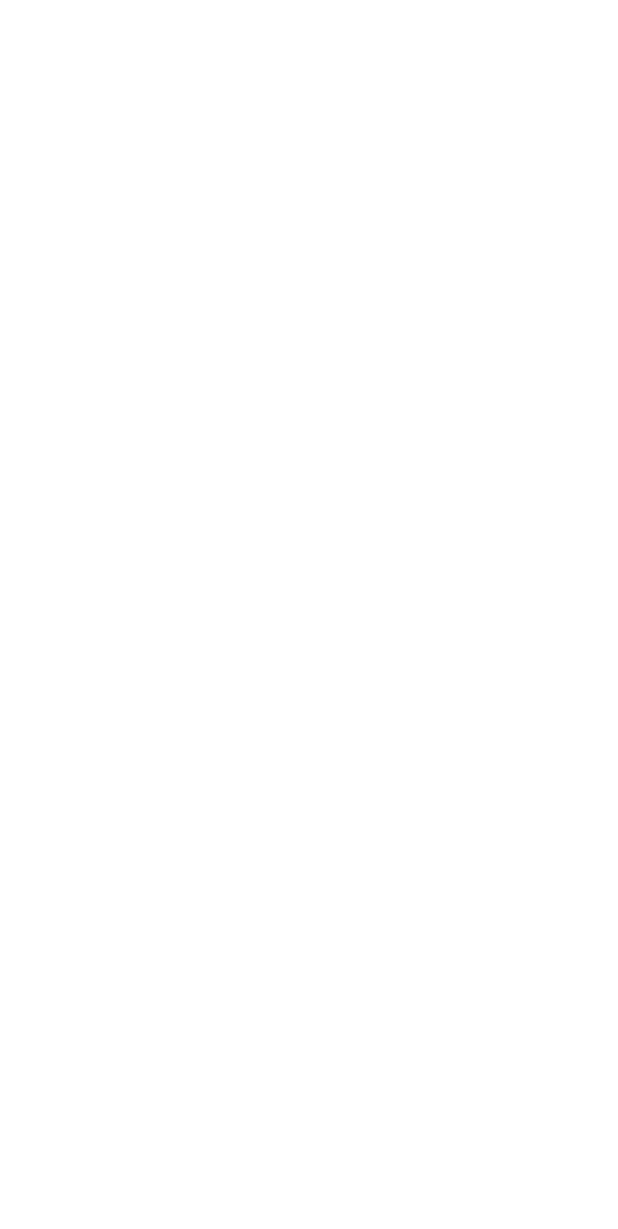
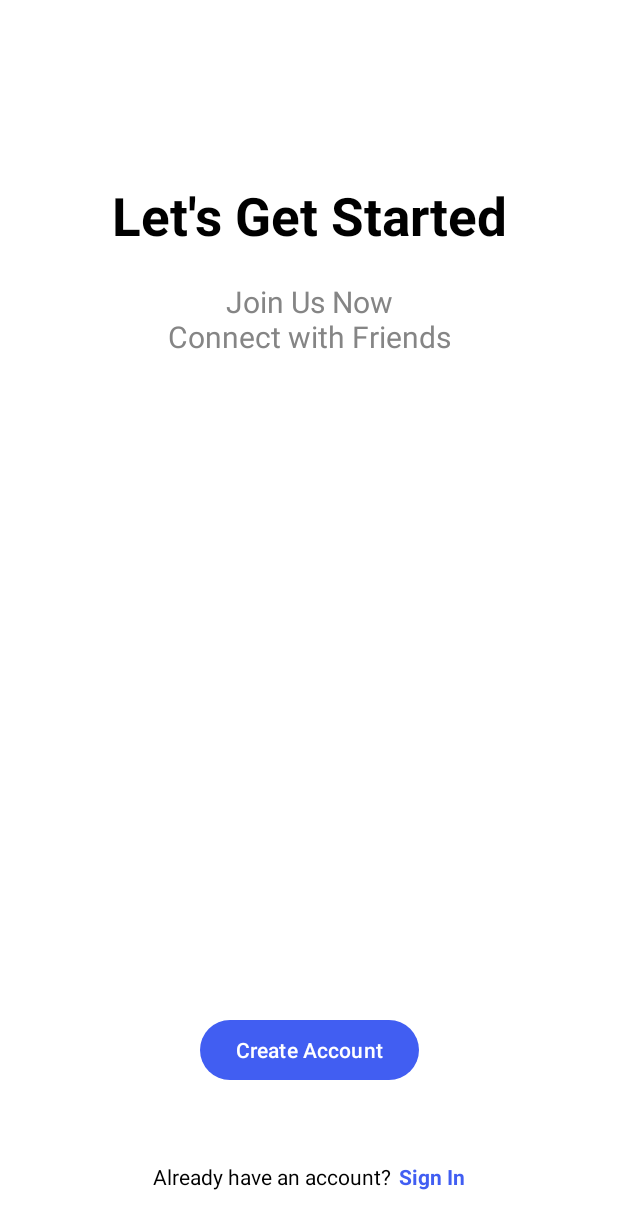
Before and after one commit to rllakhan/Vibzz, an Android app: the GetStartedActivity screen opened directly, with no data from a screen before it, on a phone screen of 412 x 824 dp. Before the commit the part shown is empty. Shown: the top 1229 px of the screen. Run offline under Robolectric (Android 15) with nearby library versions, the phone set to English and light mode, and no system bars.

Commit message:
add getstarted screen

```diff
--- a/app/src/main/AndroidManifest.xml
+++ b/app/src/main/AndroidManifest.xml
@@ -12,6 +12,12 @@
         android:supportsRtl="true"
         android:theme="@style/Theme.Vibzz"
         tools:targetApi="31">
+        <activity
+            android:name=".SignUpActivity"
+            android:exported="false" />
+        <activity
+            android:name=".SignInActivity"
+            android:exported="false" />
         <activity
             android:name=".GetStartedActivity"
             android:exported="false" />
--- a/app/src/main/java/com/example/vibzz/GetStartedActivity.kt
+++ b/app/src/main/java/com/example/vibzz/GetStartedActivity.kt
@@ -1,12 +1,18 @@
 package com.example.vibzz
 
+import android.content.Intent
 import android.os.Bundle
+import android.widget.Button
+import android.widget.TextView
 import androidx.activity.enableEdgeToEdge
 import androidx.appcompat.app.AppCompatActivity
 import androidx.core.view.ViewCompat
 import androidx.core.view.WindowInsetsCompat
 
 class GetStartedActivity : AppCompatActivity() {
+    private lateinit var btnCreateAccount: Button
+    private lateinit var tvSignIn: TextView
+
     override fun onCreate(savedInstanceState: Bundle?) {
         super.onCreate(savedInstanceState)
         enableEdgeToEdge()
@@ -16,5 +22,20 @@ class GetStartedActivity : AppCompatActivity() {
             v.setPadding(systemBars.left, systemBars.top, systemBars.right, systemBars.bottom)
             insets
         }
+
+        btnCreateAccount = findViewById(R.id.btnCreateAccount)
+        tvSignIn = findViewById(R.id.tvSignIn)
+
+        btnCreateAccount.setOnClickListener {
+            val intent = Intent(this@GetStartedActivity, SignUpActivity::class.java)
+            startActivity(intent)
+            finish()
+        }
+
+        tvSignIn.setOnClickListener {
+            val intent = Intent(this@GetStartedActivity, SignInActivity::class.java)
+            startActivity(intent)
+            finish()
+        }
     }
 }
--- a/app/src/main/res/layout/activity_get_started.xml
+++ b/app/src/main/res/layout/activity_get_started.xml
@@ -7,4 +7,68 @@
     android:layout_height="match_parent"
     tools:context=".GetStartedActivity">
 
+    <TextView
+        android:id="@+id/tvGetStartedText"
+        android:layout_width="wrap_content"
+        android:layout_height="wrap_content"
+        android:text="@string/let_s_get_started"
+        android:textSize="35sp"
+        android:textColor="?attr/colorSecondary"
+        android:textStyle="bold"
+        android:layout_marginTop="120dp"
+        app:layout_constraintEnd_toEndOf="parent"
+        app:layout_constraintStart_toStartOf="parent"
+        app:layout_constraintTop_toTopOf="parent" />
+
+    <TextView
+        android:id="@+id/textView2"
+        android:layout_width="wrap_content"
+        android:layout_height="wrap_content"
+        android:text="@string/join_us_now_connect_with_friends"
+        android:textSize="20sp"
+        android:textColor="@color/grey"
+        android:textAlignment="center"
+        android:layout_marginTop="20dp"
+        app:layout_constraintEnd_toEndOf="parent"
+        app:layout_constraintStart_toStartOf="parent"
+        app:layout_constraintTop_toBottomOf="@+id/tvGetStartedText" />
+
+    <Button
+        android:id="@+id/btnCreateAccount"
+        android:layout_width="wrap_content"
+        android:layout_height="wrap_content"
+        android:layout_marginBottom="100dp"
+        android:text="@string/create_account"
+        app:layout_constraintBottom_toBottomOf="parent"
+        app:layout_constraintEnd_toEndOf="parent"
+        app:layout_constraintStart_toStartOf="parent" />
+
+    <TextView
+        android:id="@+id/tvSignInMessage"
+        android:layout_width="wrap_content"
+        android:layout_height="wrap_content"
+        android:text="@string/already_have_an_account"
+        android:textSize="14sp"
+        android:textColor="?attr/colorSecondary"
+        android:layout_marginBottom="30dp"
+        app:layout_constraintHorizontal_chainStyle="packed"
+        app:layout_constraintEnd_toStartOf="@id/tvSignIn"
+        app:layout_constraintBottom_toBottomOf="parent"
+        app:layout_constraintStart_toStartOf="parent" />
+
+    <TextView
+        android:id="@+id/tvSignIn"
+        android:layout_width="wrap_content"
+        android:layout_height="wrap_content"
+        android:text="@string/sign_in"
+        android:textSize="14sp"
+        android:textColor="?attr/colorPrimary"
+        android:textStyle="bold"
+        android:layout_marginStart="5dp"
+        android:layout_marginBottom="30dp"
+        app:layout_constraintBottom_toBottomOf="parent"
+        app:layout_constraintEnd_toEndOf="parent"
+        app:layout_constraintStart_toEndOf="@+id/tvSignInMessage" />
+
+
 </androidx.constraintlayout.widget.ConstraintLayout>
--- a/app/src/main/res/values/strings.xml
+++ b/app/src/main/res/values/strings.xml
@@ -12,4 +12,9 @@
     <string name="desc_friends">Connect with friends and \nMake new friends on Vibzz</string>
     <string name="finish">Finish</string>
     <string name="slide_image">Slide Image</string>
+    <string name="let_s_get_started">Let\'s Get Started</string>
+    <string name="join_us_now_connect_with_friends">Join Us Now\nConnect with Friends</string>
+    <string name="create_account">Create Account</string>
+    <string name="sign_in">Sign In</string>
+    <string name="already_have_an_account">Already have an account?</string>
 </resources>
```
Also changed, not shown: app/src/main/java/com/example/vibzz/SignInActivity.kt (added, +20 -0 lines), app/src/main/java/com/example/vibzz/SignUpActivity.kt (added, +20 -0 lines), app/src/main/res/layout/activity_sign_in.xml (added, +10 -0 lines), app/src/main/res/layout/activity_sign_up.xml (added, +10 -0 lines).
